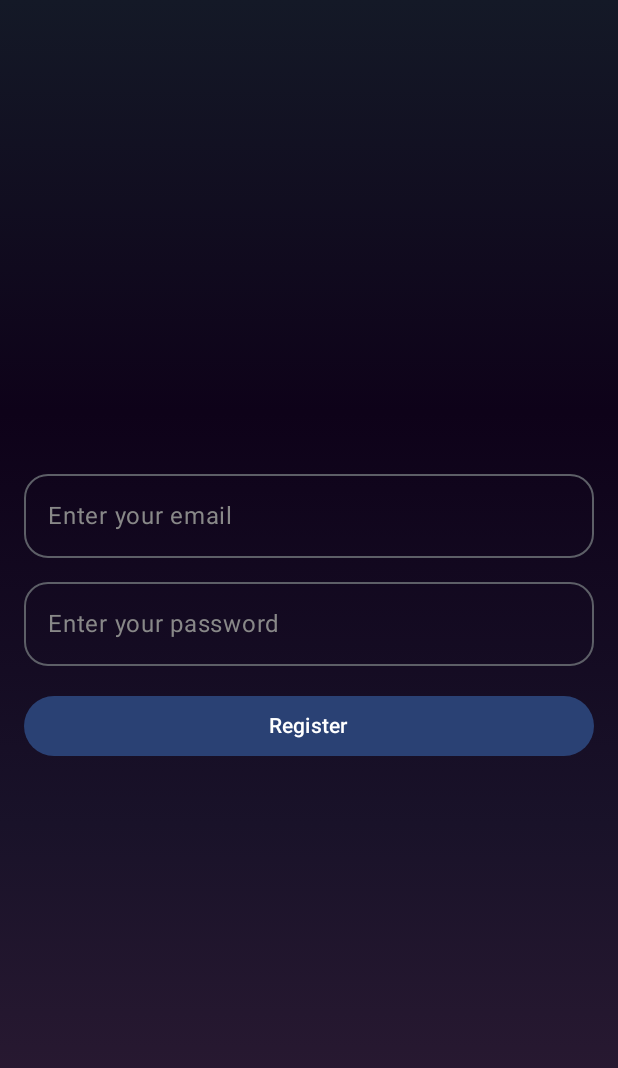
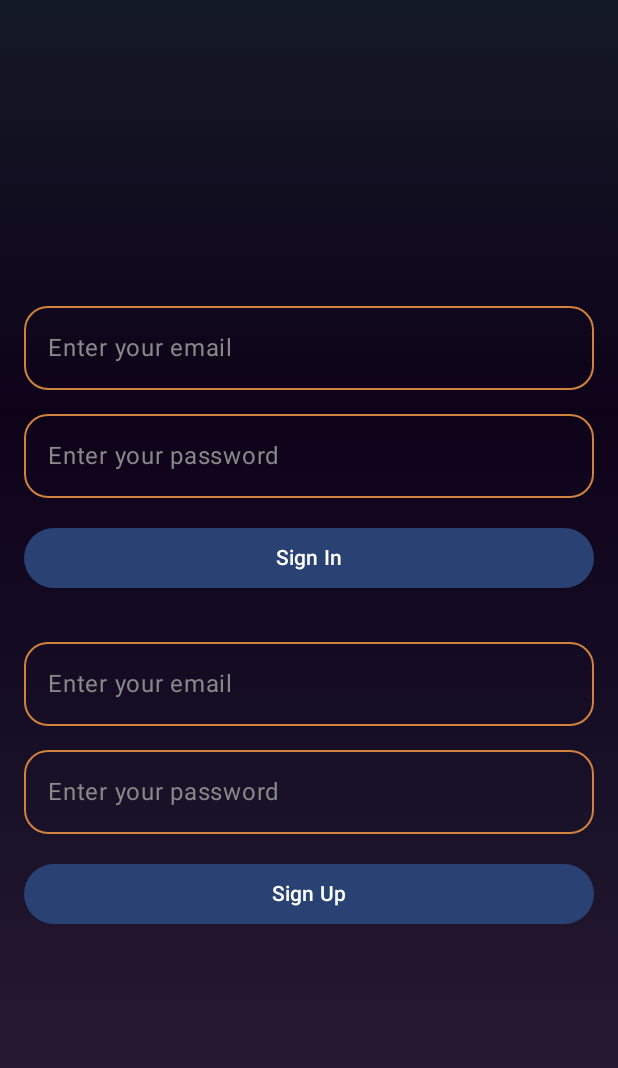
Before and after one commit to rjuarez1903/tap-tales, an Android app built with Jetpack Compose: the screen it shows after launch (MainActivity), on a phone screen of 412 x 824 dp. Shown: the top 1068 px of the screen. Run offline under Robolectric (Android 15) with nearby library versions, the phone set to English and light mode, and no system bars; our stand-ins replace Dagger/Hilt's generated code, Room's generated code.

Commit message:
implement auth

```diff
--- a/app/src/main/AndroidManifest.xml
+++ b/app/src/main/AndroidManifest.xml
@@ -5,6 +5,8 @@
     <uses-permission android:name="android.permission.INTERNET" />
 
     <application
+        android:name=".TapTalesApp"
+        android:usesCleartextTraffic="true"
         android:allowBackup="true"
         android:dataExtractionRules="@xml/data_extraction_rules"
         android:fullBackupContent="@xml/backup_rules"
--- /dev/null
+++ b/app/src/main/java/app/rodrigojuarez/dev/taptales/AuthState.kt
@@ -0,0 +1,9 @@
+package app.rodrigojuarez.dev.taptales
+
+data class AuthState(
+    val isLoading: Boolean = false,
+    val signUpUsername: String = "",
+    val signUpPassword: String = "",
+    val signInUsername: String = "",
+    val signInPassword: String = ""
+)
--- a/app/src/main/java/app/rodrigojuarez/dev/taptales/MainActivity.kt
+++ b/app/src/main/java/app/rodrigojuarez/dev/taptales/MainActivity.kt
@@ -12,7 +12,9 @@ import androidx.room.Room
 import app.rodrigojuarez.dev.taptales.model.AppDatabase
 import app.rodrigojuarez.dev.taptales.model.LocalAppDatabase
 import app.rodrigojuarez.dev.taptales.ui.theme.TapTalesTheme
+import dagger.hilt.android.AndroidEntryPoint
 
+@AndroidEntryPoint
 class MainActivity : ComponentActivity() {
     override fun onCreate(savedInstanceState: Bundle?) {
         super.onCreate(savedInstanceState)
--- /dev/null
+++ b/app/src/main/java/app/rodrigojuarez/dev/taptales/TapTalesApp.kt
@@ -0,0 +1,7 @@
+package app.rodrigojuarez.dev.taptales
+
+import android.app.Application
+import dagger.hilt.android.HiltAndroidApp
+
+@HiltAndroidApp
+class TapTalesApp: Application()
--- /dev/null
+++ b/app/src/main/java/app/rodrigojuarez/dev/taptales/auth/AuthApi.kt
@@ -0,0 +1,23 @@
+package app.rodrigojuarez.dev.taptales.auth
+
+import app.rodrigojuarez.dev.taptales.model.Tale
+import retrofit2.http.Body
+import retrofit2.http.Header
+import retrofit2.http.POST
+
+interface AuthApi {
+    @POST("auth/signUp")
+    suspend fun signUp(
+        @Body request: AuthRequest
+    )
+
+    @POST("auth/signIn")
+    suspend fun signIn(
+        @Body request: AuthRequest
+    ): TokenResponse
+
+    @POST("authenticate")
+    suspend fun authenticate(
+        @Header("Authorization") token: String
+    ): Tale
+}
--- /dev/null
+++ b/app/src/main/java/app/rodrigojuarez/dev/taptales/auth/AuthRepository.kt
@@ -0,0 +1,7 @@
+package app.rodrigojuarez.dev.taptales.auth
+
+interface AuthRepository {
+    suspend fun signUp(username: String, password: String): AuthResult<Unit>
+    suspend fun signIn(username: String, password: String): AuthResult<Unit>
+    suspend fun authenticate(): AuthResult<Unit>
+}
--- /dev/null
+++ b/app/src/main/java/app/rodrigojuarez/dev/taptales/auth/AuthRequest.kt
@@ -0,0 +1,6 @@
+package app.rodrigojuarez.dev.taptales.auth
+
+data class AuthRequest(
+    val email: String,
+    val password: String
+)
--- /dev/null
+++ b/app/src/main/java/app/rodrigojuarez/dev/taptales/auth/AuthResult.kt
@@ -0,0 +1,7 @@
+package app.rodrigojuarez.dev.taptales.auth
+
+sealed class AuthResult<T>(val data: T? = null) {
+    class Authorized<T>(data: T? = null): AuthResult<T>(data)
+    class Unauthorized<T>: AuthResult<T>()
+    class UnknownError<T>: AuthResult<T>()
+}
--- /dev/null
+++ b/app/src/main/java/app/rodrigojuarez/dev/taptales/auth/TokenResponse.kt
@@ -0,0 +1,5 @@
+package app.rodrigojuarez.dev.taptales.auth
+
+data class TokenResponse(
+    val token: String
+)
--- /dev/null
+++ b/app/src/main/java/app/rodrigojuarez/dev/taptales/di/AppModule.kt
@@ -0,0 +1,43 @@
+package app.rodrigojuarez.dev.taptales.di
+
+import android.app.Application
+import android.content.Context.MODE_PRIVATE
+import android.content.SharedPreferences
+import app.rodrigojuarez.dev.taptales.auth.AuthApi
+import app.rodrigojuarez.dev.taptales.auth.AuthRepository
+import app.rodrigojuarez.dev.taptales.auth.AuthRepositoryImpl
+import dagger.Module
+import dagger.Provides
+import dagger.hilt.InstallIn
+import dagger.hilt.components.SingletonComponent
+import retrofit2.Retrofit
+import retrofit2.converter.gson.GsonConverterFactory
+import retrofit2.create
+import javax.inject.Singleton
+
+@Module
+@InstallIn(SingletonComponent::class)
+object AppModule {
+
+    @Provides
+    @Singleton
+    fun provideAuthApi(): AuthApi {
+        return Retrofit.Builder()
+            .baseUrl("http://10.0.2.2:4000/api/v1/")
+            .addConverterFactory(GsonConverterFactory.create())
+            .build()
+            .create()
+    }
+
+    @Provides
+    @Singleton
+    fun provideSharedPref(app: Application): SharedPreferences {
+        return app.getSharedPreferences("prefs", MODE_PRIVATE)
+    }
+
+    @Provides
+    @Singleton
+    fun provideAuthRepository(api: AuthApi, prefs: SharedPreferences): AuthRepository {
+        return AuthRepositoryImpl(api, prefs)
+    }
+}
--- a/app/src/main/java/app/rodrigojuarez/dev/taptales/model/AI.kt
+++ b/app/src/main/java/app/rodrigojuarez/dev/taptales/model/AI.kt
@@ -10,7 +10,7 @@ object AI {
         // Use a model that's applicable for your use case (see "Implement basic use cases" below)
         modelName = "gemini-pro", // "models/gemini-pro"
         // Access your API key as a Build Configuration variable (see "Set up your API key" above)
-        apiKey = ""
+        apiKey = "AIzaSyBpa2QetbCbxqDZxTTKz4vBY4Wo21JxLc4"
     )
 
     suspend fun requestTale(childName: String, age: String, language: String): Tale? {
--- a/app/src/main/java/app/rodrigojuarez/dev/taptales/model/ViewModels.kt
+++ b/app/src/main/java/app/rodrigojuarez/dev/taptales/model/ViewModels.kt
@@ -1,9 +1,92 @@
 package app.rodrigojuarez.dev.taptales.model
 
+import androidx.compose.runtime.getValue
+import androidx.compose.runtime.mutableStateOf
+import androidx.compose.runtime.setValue
 import androidx.lifecycle.LiveData
 import androidx.lifecycle.ViewModel
 import androidx.lifecycle.viewModelScope
+import app.rodrigojuarez.dev.taptales.AuthState
+import app.rodrigojuarez.dev.taptales.AuthUiEvent
+import app.rodrigojuarez.dev.taptales.auth.AuthRepository
+import app.rodrigojuarez.dev.taptales.auth.AuthResult
+import dagger.hilt.android.lifecycle.HiltViewModel
+import kotlinx.coroutines.channels.Channel
+import kotlinx.coroutines.flow.receiveAsFlow
 import kotlinx.coroutines.launch
+import javax.inject.Inject
+
+@HiltViewModel
+class MainViewModel @Inject constructor(
+    private val repository: AuthRepository
+
+): ViewModel(){
+    var state by mutableStateOf(AuthState())
+
+    private val resultChannel = Channel<AuthResult<Unit>>()
+    val authResults = resultChannel.receiveAsFlow()
+
+    init {
+        authenticate()
+    }
+
+    fun onEvent(event: AuthUiEvent) {
+        when(event) {
+            is AuthUiEvent.SignInUsernameChanged -> {
+                state = state.copy(signInUsername = event.value)
+            }
+            is AuthUiEvent.SignInPasswordChanged -> {
+                state = state.copy(signInPassword = event.value)
+            }
+            is AuthUiEvent.SignIn -> {
+                signIn()
+            }
+            is AuthUiEvent.SignUpUsernameChanged -> {
+                state = state.copy(signUpUsername = event.value)
+            }
+            is AuthUiEvent.SignUpPasswordChanged -> {
+                state = state.copy(signUpPassword = event.value)
+            }
+            is AuthUiEvent.SignUp -> {
+                signUp()
+            }
+        }
+    }
+
+    private fun signUp() {
+        viewModelScope.launch {
+            state = state.copy(isLoading = true)
+            val result = repository.signUp(
+                username = state.signUpUsername,
+                password = state.signUpPassword
+            )
+            resultChannel.send(result)
+            state = state.copy(isLoading = false)
+        }
+    }
+
+    private fun signIn() {
+        viewModelScope.launch {
+            state = state.copy(isLoading = true)
+            val result = repository.signIn(
+                username = state.signInUsername,
+                password = state.signInPassword
+            )
+            resultChannel.send(result)
+            state = state.copy(isLoading = false)
+        }
+    }
+
+    private fun authenticate() {
+        viewModelScope.launch {
+            state = state.copy(isLoading = true)
+            val result = repository.authenticate()
+            resultChannel.send(result)
+            state = state.copy(isLoading = false)
+        }
+    }
+
+}
 
 class TalesViewModel: ViewModel() {
 
--- a/app/src/main/java/app/rodrigojuarez/dev/taptales/pages/AuthScreen.kt
+++ b/app/src/main/java/app/rodrigojuarez/dev/taptales/pages/AuthScreen.kt
@@ -1,5 +1,7 @@
 package app.rodrigojuarez.dev.taptales.pages
 
+import android.widget.Toast
+import androidx.compose.foundation.background
 import androidx.compose.foundation.layout.Box
 import androidx.compose.foundation.layout.Column
 import androidx.compose.foundation.layout.Spacer
@@ -7,34 +9,85 @@ import androidx.compose.foundation.layout.fillMaxSize
 import androidx.compose.foundation.layout.fillMaxWidth
 import androidx.compose.foundation.layout.height
 import androidx.compose.foundation.layout.padding
+import androidx.compose.foundation.layout.size
 import androidx.compose.foundation.rememberScrollState
 import androidx.compose.foundation.shape.RoundedCornerShape
 import androidx.compose.foundation.verticalScroll
 import androidx.compose.material3.Button
+import androidx.compose.material3.CircularProgressIndicator
 import androidx.compose.material3.ExperimentalMaterial3Api
 import androidx.compose.material3.OutlinedTextField
 import androidx.compose.material3.Text
+import androidx.compose.material3.TextFieldDefaults
 import androidx.compose.runtime.Composable
-import androidx.compose.runtime.mutableStateOf
-import androidx.compose.runtime.remember
+import androidx.compose.runtime.LaunchedEffect
 import androidx.compose.ui.Alignment
 import androidx.compose.ui.Modifier
 import androidx.compose.ui.graphics.Color
+import androidx.compose.ui.platform.LocalContext
 import androidx.compose.ui.unit.dp
+import androidx.hilt.navigation.compose.hiltViewModel
 import androidx.navigation.NavHostController
+import app.rodrigojuarez.dev.taptales.AuthUiEvent
+import app.rodrigojuarez.dev.taptales.auth.AuthResult
+import app.rodrigojuarez.dev.taptales.model.MainViewModel
+import app.rodrigojuarez.dev.taptales.ui.theme.CustomOrange
 
 @OptIn(ExperimentalMaterial3Api::class)
 @Composable
-fun AuthScreen(navHostController: NavHostController) {
-    val registerEmail = remember { mutableStateOf("") }
-    val registerPassword = remember { mutableStateOf("") }
-    Box(contentAlignment = Alignment.Center, modifier = Modifier
-        .fillMaxSize()
-        .padding(16.dp)) {
-        Column(modifier = Modifier.verticalScroll(rememberScrollState())) {
+fun AuthScreen(
+    navHostController: NavHostController,
+    viewModel: MainViewModel = hiltViewModel(),
+) {
+    val state = viewModel.state
+    val context = LocalContext.current
+    LaunchedEffect(viewModel, context) {
+        viewModel.authResults.collect { result ->
+            when (result) {
+                is AuthResult.Authorized -> {
+                    navHostController.navigate("home") {
+                        popUpTo("authScreen") {
+                            inclusive = true
+                        }
+                    }
+                }
+
+                is AuthResult.Unauthorized -> {
+                    Toast.makeText(
+                        context,
+                        "You're not authorized",
+                        Toast.LENGTH_LONG
+                    ).show()
+                }
+
+                is AuthResult.UnknownError -> {
+                    Toast.makeText(
+                        context,
+                        "An unknown error occurred",
+                        Toast.LENGTH_LONG
+                    ).show()
+                }
+            }
+
+        }
+    }
+    Box(
+        contentAlignment = Alignment.Center, modifier = Modifier
+            .fillMaxSize()
+    ) {
+        Column(
+            modifier = Modifier
+                .verticalScroll(rememberScrollState())
+                .padding(16.dp)
+        ) {
             OutlinedTextField(
-                value = registerEmail.value,
-                onValueChange = { registerEmail.value = it },
+                value = state.signInUsername,
+                onValueChange = { viewModel.onEvent((AuthUiEvent.SignInUsernameChanged(it))) },
+                colors = TextFieldDefaults.outlinedTextFieldColors(
+                    focusedBorderColor = CustomOrange,
+                    unfocusedBorderColor = CustomOrange,
+                    textColor = Color.White
+                ),
                 placeholder = {
                     Text("Enter your email", color = Color.Gray)
                 },
@@ -44,8 +97,13 @@ fun AuthScreen(navHostController: NavHostController) {
             )
             Spacer(modifier = Modifier.height(16.dp))
             OutlinedTextField(
-                value = registerPassword.value,
-                onValueChange = { registerPassword.value = it },
+                value = state.signInPassword,
+                onValueChange = { viewModel.onEvent((AuthUiEvent.SignInPasswordChanged(it))) },
+                colors = TextFieldDefaults.outlinedTextFieldColors(
+                    focusedBorderColor = CustomOrange,
+                    unfocusedBorderColor = CustomOrange,
+                    textColor = Color.White
+                ),
                 placeholder = {
                     Text("Enter your password", color = Color.Gray)
                 },
@@ -54,8 +112,64 @@ fun AuthScreen(navHostController: NavHostController) {
                     .fillMaxWidth()
             )
             Spacer(modifier = Modifier.height(16.dp))
-            Button(onClick = { /*TODO*/ }, modifier = Modifier.fillMaxWidth()) {
-                Text("Register")
+            Button(
+                onClick = { viewModel.onEvent(AuthUiEvent.SignIn) },
+                modifier = Modifier.fillMaxWidth()
+            ) {
+                Text("Sign In")
+            }
+            Spacer(modifier = Modifier.height(32.dp))
+            OutlinedTextField(
+                value = state.signUpUsername,
+                onValueChange = { viewModel.onEvent((AuthUiEvent.SignUpUsernameChanged(it))) },
+                colors = TextFieldDefaults.outlinedTextFieldColors(
+                    focusedBorderColor = CustomOrange,
+                    unfocusedBorderColor = CustomOrange,
+                    textColor = Color.White
+                ),
+                placeholder = {
+                    Text("Enter your email", color = Color.Gray)
+                },
+                shape = RoundedCornerShape(16.dp),
+                modifier = Modifier
+                    .fillMaxWidth()
+            )
+            Spacer(modifier = Modifier.height(16.dp))
+            OutlinedTextField(
+                value = state.signUpPassword,
+                onValueChange = { viewModel.onEvent((AuthUiEvent.SignUpPasswordChanged(it))) },
+                colors = TextFieldDefaults.outlinedTextFieldColors(
+                    focusedBorderColor = CustomOrange,
+                    unfocusedBorderColor = CustomOrange,
+                    textColor = Color.White
+                ),
+                placeholder = {
+                    Text("Enter your password", color = Color.Gray)
+                },
+                shape = RoundedCornerShape(16.dp),
+                modifier = Modifier
+                    .fillMaxWidth()
+            )
+            Spacer(modifier = Modifier.height(16.dp))
+            Button(
+                onClick = { viewModel.onEvent(AuthUiEvent.SignUp) },
+                modifier = Modifier.fillMaxWidth()
+            ) {
+                Text("Sign Up")
+            }
+        }
+        if (state.isLoading) {
+            Box(
+                modifier = Modifier
+                    .fillMaxSize()
+                    .background(Color.Black.copy(alpha = 0.5f)),
+                contentAlignment = Alignment.Center
+            ) {
+                CircularProgressIndicator(
+                    Modifier.size(72.dp),
+                    color = CustomOrange,
+                    strokeWidth = 2.dp
+                )
             }
         }
     }
```
Also changed, not shown: app/build.gradle.kts (+16 -3 lines), app/src/main/java/app/rodrigojuarez/dev/taptales/AuthUiEvent.kt (added, +11 -0 lines), app/src/main/java/app/rodrigojuarez/dev/taptales/auth/AuthRepositoryImpl.kt (added, +63 -0 lines), build.gradle.kts (+4 -5 lines).
